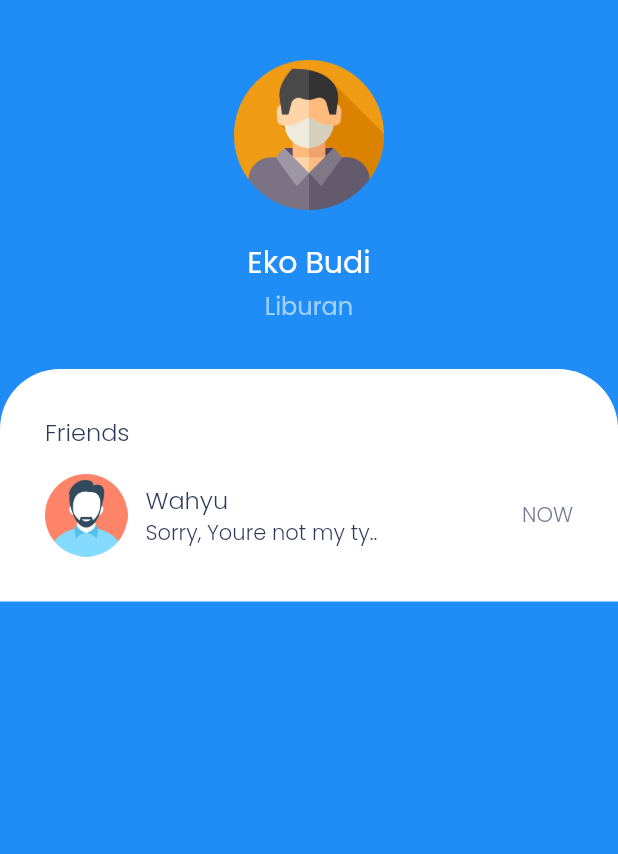
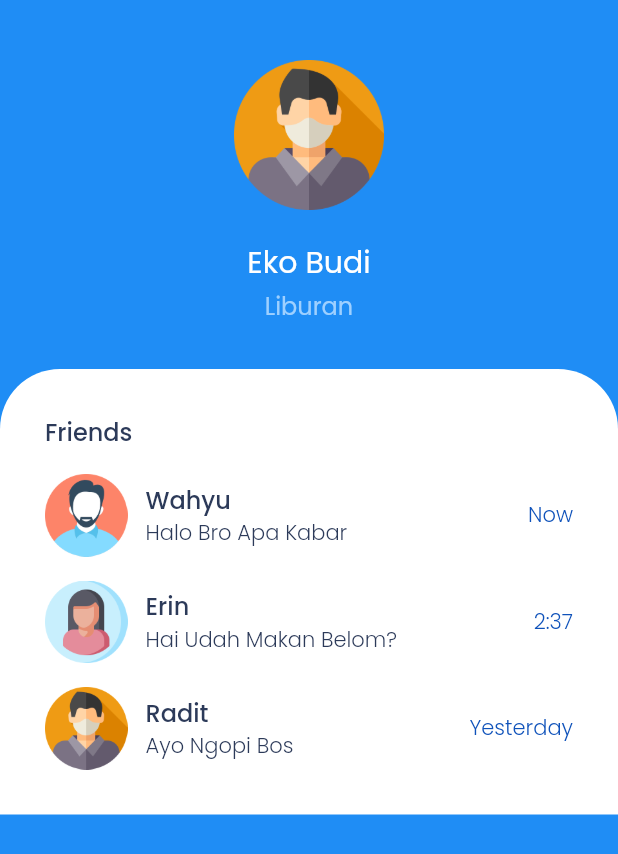
Before and after one commit to ekobudigs/bwa-chaty, a Flutter app: the screen it shows after launch, on a phone screen of 412 x 824 dp. Shown: the top 854 px of the screen. Run offline on Flutter 3.47's test engine with Material 2 defaults, Android fonts, the phone set to English and light mode, and no system bars.

Commit message:
desain chat v2

```diff
--- a/lib/pages/home_page.dart
+++ b/lib/pages/home_page.dart
@@ -1,4 +1,5 @@
 import 'package:bwa_chaty/theme.dart';
+import 'package:bwa_chaty/widgets/chat_tile.dart';
 import 'package:flutter/material.dart';
 
 class HomePage extends StatelessWidget {
@@ -51,40 +52,23 @@ class HomePage extends StatelessWidget {
                       'Friends',
                       style: titleTextStyle,
                     ),
-                    SizedBox(
-                      height: 16,
+                    ChatTile(
+                      imageUrl: 'assets/images/friends1.png',
+                      name: 'Wahyu',
+                      text: 'Halo Bro Apa Kabar',
+                      time: 'Now',
                     ),
-                    Row(
-                      children: [
-                        Image.asset(
-                          'assets/images/friends1.png',
-                          width: 55,
-                          height: 55,
-                        ),
-                        SizedBox(
-                          width: 12,
-                        ),
-                        Column(
-                          crossAxisAlignment: CrossAxisAlignment.start,
-                          children: [
-                            Text(
-                              'Wahyu',
-                              style: titleTextStyle,
-                            ),
-                            Text(
-                              'Sorry, Youre not my ty..',
-                              style: subtitle.copyWith(
-                                color: blakColor,
-                              ),
-                            )
-                          ],
-                        ),
-                        Spacer(),
-                        Text(
-                          'NOW',
-                          style: subtitle,
-                        )
-                      ],
+                    ChatTile(
+                      imageUrl: 'assets/images/friends2.png',
+                      name: 'Erin',
+                      text: 'Hai Udah Makan Belom?',
+                      time: '2:37',
+                    ),
+                    ChatTile(
+                      imageUrl: 'assets/images/friends3.png',
+                      name: 'Radit',
+                      text: 'Ayo Ngopi Bos',
+                      time: 'Yesterday',
                     ),
                   ],
                 ),
--- a/lib/theme.dart
+++ b/lib/theme.dart
@@ -9,11 +9,11 @@ Color greenColor = Color(0xff29CB9E);
 
 TextStyle titleTextStyle = TextStyle(
   color: blakColor,
-  fontWeight: FontWeight.w300,
+  fontWeight: FontWeight.w600,
   fontSize: 16,
 );
 
 TextStyle subtitle = TextStyle(
-  color: Color(0xff787A91),
+  color: Color(0xff0F52BA),
   fontWeight: FontWeight.w300,
 );
--- /dev/null
+++ b/lib/widgets/chat_tile.dart
@@ -0,0 +1,54 @@
+import 'package:flutter/material.dart';
+import 'package:bwa_chaty/theme.dart';
+
+class ChatTile extends StatelessWidget {
+  final imageUrl;
+  final name;
+  final text;
+  final time;
+
+  ChatTile(
+      {this.imageUrl: String,
+      this.name: String,
+      this.text: String,
+      this.time: String});
+
+  @override
+  Widget build(BuildContext context) {
+    return Padding(
+      padding: EdgeInsets.only(top: 16),
+      child: Row(
+        children: [
+          Image.asset(
+            imageUrl,
+            width: 55,
+            height: 55,
+          ),
+          SizedBox(
+            width: 12,
+          ),
+          Column(
+            crossAxisAlignment: CrossAxisAlignment.start,
+            children: [
+              Text(
+                name,
+                style: titleTextStyle,
+              ),
+              Text(
+                text,
+                style: subtitle.copyWith(
+                  color: blakColor,
+                ),
+              )
+            ],
+          ),
+          Spacer(),
+          Text(
+            time,
+            style: subtitle,
+          )
+        ],
+      ),
+    );
+  }
+}
```
